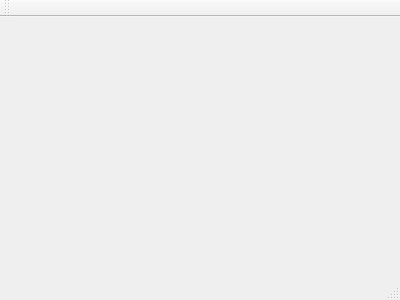
Qt form mainwindow.ui (raidgar98/AMF_v1) before a commit.
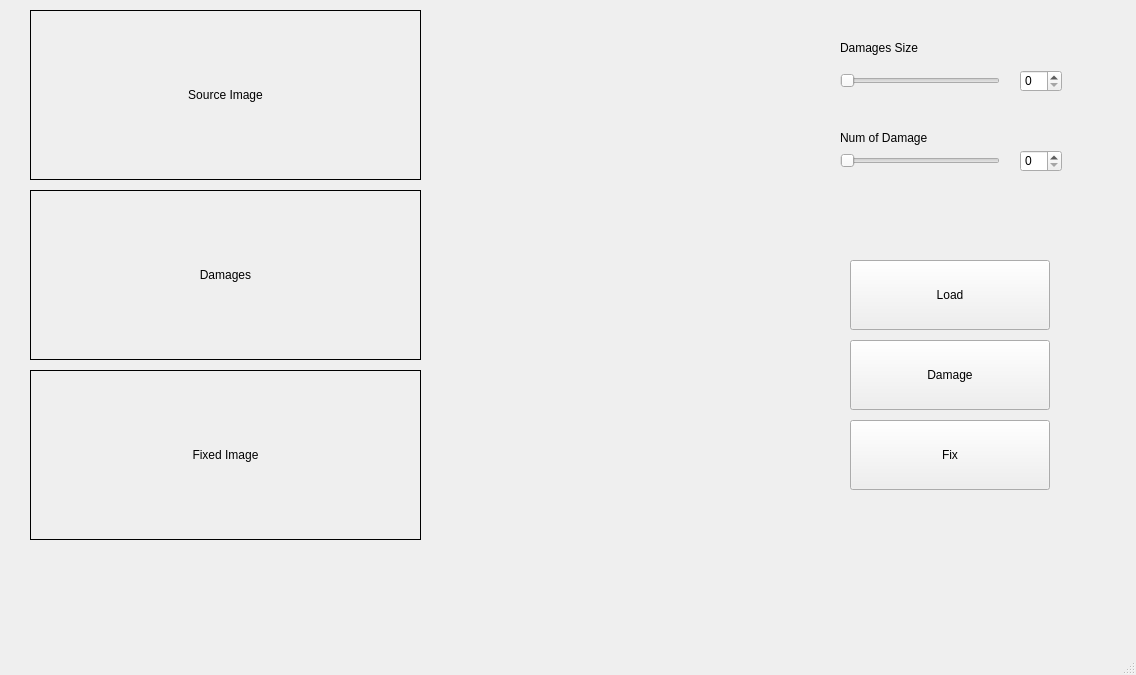
The same form after that commit.

Diff of the .ui file:
```diff
--- a/mainwindow.ui
+++ b/mainwindow.ui
@@ -6,25 +6,195 @@
    <rect>
     <x>0</x>
     <y>0</y>
-    <width>400</width>
-    <height>300</height>
+    <width>1136</width>
+    <height>675</height>
    </rect>
   </property>
   <property name="windowTitle">
    <string>MainWindow</string>
   </property>
-  <widget class="QWidget" name="centralWidget">
+  <widget class="QWidget" name="centralwidget">
+   <widget class="QPushButton" name="BtnLoad">
+    <property name="geometry">
+     <rect>
+      <x>850</x>
+      <y>260</y>
+      <width>200</width>
+      <height>70</height>
+     </rect>
+    </property>
+    <property name="text">
+     <string>Load</string>
+    </property>
+   </widget>
+   <widget class="QPushButton" name="btnDamage">
+    <property name="geometry">
+     <rect>
+      <x>850</x>
+      <y>340</y>
+      <width>200</width>
+      <height>70</height>
+     </rect>
+    </property>
+    <property name="text">
+     <string>Damage</string>
+    </property>
+   </widget>
+   <widget class="QPushButton" name="btnFix">
+    <property name="geometry">
+     <rect>
+      <x>850</x>
+      <y>420</y>
+      <width>200</width>
+      <height>70</height>
+     </rect>
+    </property>
+    <property name="text">
+     <string>Fix</string>
+    </property>
+   </widget>
+   <widget class="QLabel" name="LblSource">
+    <property name="geometry">
+     <rect>
+      <x>30</x>
+      <y>10</y>
+      <width>391</width>
+      <height>170</height>
+     </rect>
+    </property>
+    <property name="frameShape">
+     <enum>QFrame::Box</enum>
+    </property>
+    <property name="text">
+     <string>Source Image</string>
+    </property>
+    <property name="alignment">
+     <set>Qt::AlignCenter</set>
+    </property>
+   </widget>
+   <widget class="QLabel" name="LblDamaged">
+    <property name="geometry">
+     <rect>
+      <x>30</x>
+      <y>190</y>
+      <width>391</width>
+      <height>170</height>
+     </rect>
+    </property>
+    <property name="frameShape">
+     <enum>QFrame::Box</enum>
+    </property>
+    <property name="text">
+     <string>Damages</string>
+    </property>
+    <property name="alignment">
+     <set>Qt::AlignCenter</set>
+    </property>
+    <property name="wordWrap">
+     <bool>true</bool>
+    </property>
+   </widget>
+   <widget class="QLabel" name="LblFixed">
+    <property name="geometry">
+     <rect>
+      <x>30</x>
+      <y>370</y>
+      <width>391</width>
+      <height>170</height>
+     </rect>
+    </property>
+    <property name="frameShape">
+     <enum>QFrame::Box</enum>
+    </property>
+    <property name="text">
+     <string>Fixed Image</string>
+    </property>
+    <property name="alignment">
+     <set>Qt::AlignCenter</set>
+    </property>
+   </widget>
+   <widget class="QSlider" name="SpinerDamSize">
+    <property name="geometry">
+     <rect>
+      <x>840</x>
+      <y>70</y>
+      <width>160</width>
+      <height>22</height>
+     </rect>
+    </property>
+    <property name="maximum">
+     <number>40</number>
+    </property>
+    <property name="orientation">
+     <enum>Qt::Horizontal</enum>
+    </property>
+   </widget>
+   <widget class="QSlider" name="SliderDamNum">
+    <property name="geometry">
+     <rect>
+      <x>840</x>
+      <y>150</y>
+      <width>160</width>
+      <height>22</height>
+     </rect>
+    </property>
+    <property name="maximum">
+     <number>40</number>
+    </property>
+    <property name="orientation">
+     <enum>Qt::Horizontal</enum>
+    </property>
+   </widget>
+   <widget class="QSpinBox" name="SpinDamSize">
+    <property name="geometry">
+     <rect>
+      <x>1020</x>
+      <y>70</y>
+      <width>42</width>
+      <height>22</height>
+     </rect>
+    </property>
+    <property name="maximum">
+     <number>40</number>
+    </property>
+   </widget>
+   <widget class="QSpinBox" name="SpinDamNum">
+    <property name="geometry">
+     <rect>
+      <x>1020</x>
+      <y>150</y>
+      <width>42</width>
+      <height>22</height>
+     </rect>
+    </property>
+    <property name="maximum">
+     <number>40</number>
+    </property>
+   </widget>
    <widget class="QLabel" name="label">
     <property name="geometry">
      <rect>
-      <x>60</x>
-      <y>30</y>
-      <width>251</width>
-      <height>141</height>
+      <x>840</x>
+      <y>40</y>
+      <width>81</width>
+      <height>16</height>
      </rect>
     </property>
     <property name="text">
-     <string/>
+     <string>Damages Size</string>
+    </property>
+   </widget>
+   <widget class="QLabel" name="label_2">
+    <property name="geometry">
+     <rect>
+      <x>840</x>
+      <y>130</y>
+      <width>91</width>
+      <height>16</height>
+     </rect>
+    </property>
+    <property name="text">
+     <string>Num of Damage</string>
     </property>
    </widget>
   </widget>
@@ -38,17 +208,8 @@
     </rect>
    </property>
   </widget>
-  <widget class="QToolBar" name="mainToolBar">
-   <attribute name="toolBarArea">
-    <enum>TopToolBarArea</enum>
-   </attribute>
-   <attribute name="toolBarBreak">
-    <bool>false</bool>
-   </attribute>
-  </widget>
-  <widget class="QStatusBar" name="statusBar"/>
+  <widget class="QStatusBar" name="statusbar"/>
  </widget>
- <layoutdefault spacing="6" margin="11"/>
  <resources/>
  <connections/>
 </ui>
```
Left out of the diff: 89 changed lines with no effect on the pictures.
